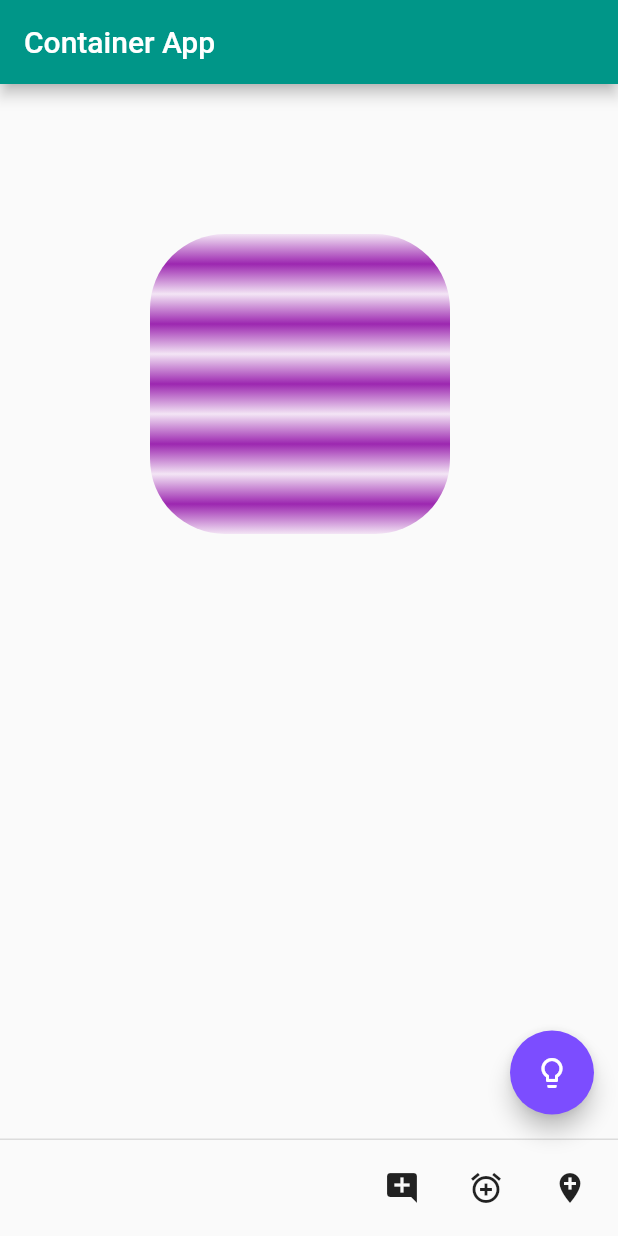
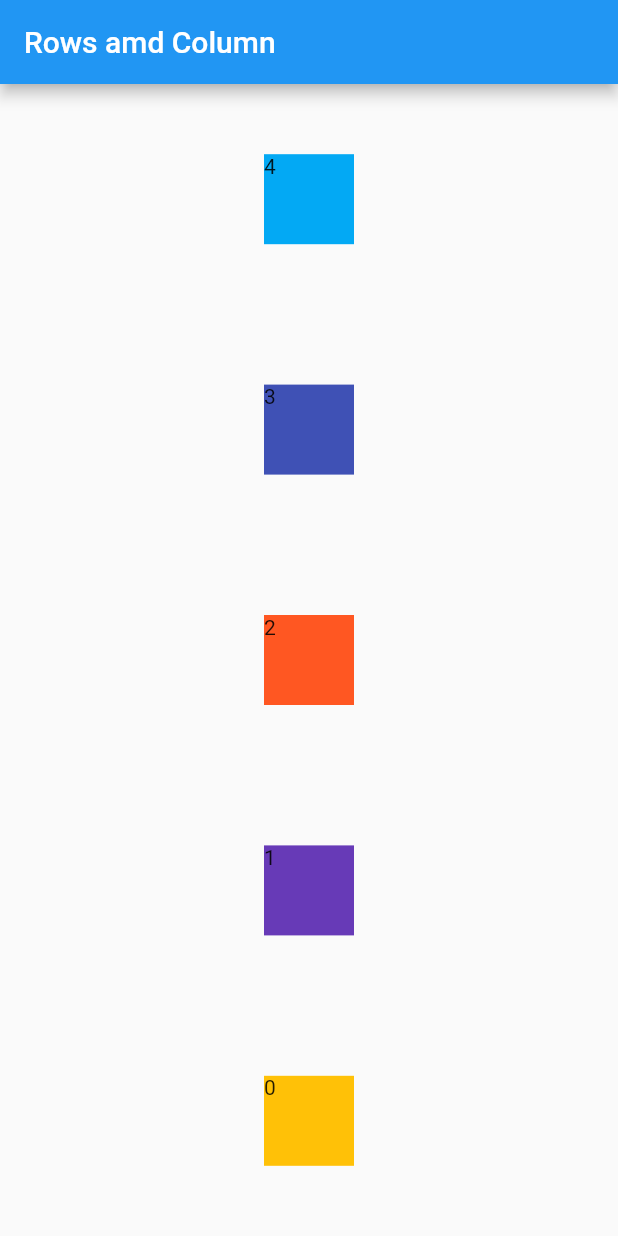
Before and after one commit to PhalugunaRao/FlutterUI, a Flutter app: the screen it shows after launch, on a phone screen of 412 x 824 dp. Run offline on Flutter 3.47's test engine with Material 2 defaults, Android fonts, the phone set to English and light mode, and no system bars.

Commit message:
colum and row

```diff
--- /dev/null
+++ b/lib/area.dart
@@ -0,0 +1,53 @@
+import 'package:flutter/material.dart';
+
+class MyArea extends StatelessWidget {
+  @override
+  Widget build(BuildContext context) {
+    return MaterialApp(
+      title: 'Rows and Columns',
+      home: Scaffold(
+        appBar: AppBar(
+          title: Text('Rows amd Column'),
+        ),
+       body : Home()
+       // body:AreaCalculator(),
+      ),
+    );
+  }
+}
+
+class Home extends StatelessWidget{
+  @override
+  Widget build(BuildContext context) {
+    final sizeX = MediaQuery.of(context).size.width;
+    final sizeY = MediaQuery.of(context).size.height;
+    return Container(
+      width: sizeX,
+      height: sizeY,
+      child: Column(
+        verticalDirection: VerticalDirection.up,
+        mainAxisAlignment: MainAxisAlignment.spaceAround,
+        crossAxisAlignment: CrossAxisAlignment.center,
+        children: createSquares(5),
+      ),
+    );
+  }
+
+  List<Widget> createSquares(int numSquares){
+    int i = 0;
+    List colors =[Colors.amber,Colors.deepPurple,Colors.deepOrange,Colors.indigo,Colors.lightBlue];
+    List<Widget> squares =List<Widget>();
+    while(i<numSquares){
+      Container square =Container(
+        color: colors[i],
+        width:60,
+        height: 60,
+        child: Text(i.toString()),
+      );
+      i++;
+      squares.add(square);
+    }
+    return squares;
+  }
+
+}
--- a/lib/main.dart
+++ b/lib/main.dart
@@ -1,6 +1,9 @@
+import 'package:flutter/material.dart';
 import 'package:flutter/material.dart';
 
-void main() =>  runApp (MyApp());
+import 'package:flutterlayout/area.dart';
+
+void main() =>  runApp (MyArea());
 
 class MyApp extends StatelessWidget {
   @override
@@ -23,8 +26,9 @@ class MyApp extends StatelessWidget {
         ),
         body: Container(
           margin: EdgeInsets.all(100.0),
-          width: 200.0,
-            height: 200.0,
+          width: 500.0,
+            height: 400.0,
+         // child: FlutterLogo(),
           decoration: BoxDecoration(
             color: Colors.orange,
             gradient: LinearGradient(
@@ -33,6 +37,10 @@ class MyApp extends StatelessWidget {
                 tileMode: TileMode.mirror,
               //tileMode: TileMode.repeated,
               colors: [Colors.purple[50],Colors.purple[500]]
+            ),
+            image: DecorationImage(
+              image:NetworkImage('http://bit.ly/flutter_tiger'),
+              fit: BoxFit.cover
             ),
             shape: BoxShape.rectangle,
             //All direction
```
